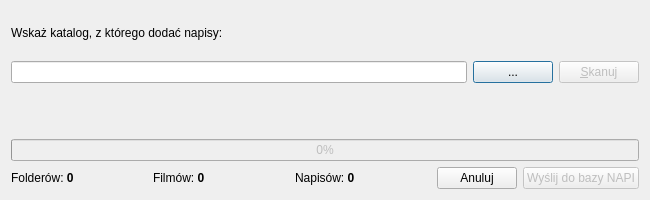
The window that ui/frmupload.ui (QNapi/qnapi) describes before a commit, drawn with Qt 5.
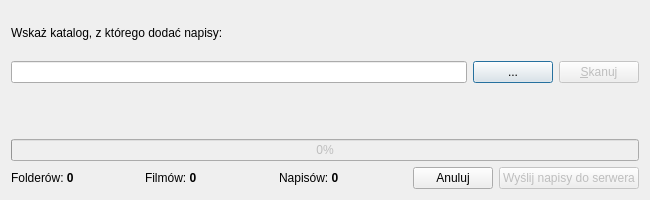
The same window after the commit. Icons and pictures are not drawn.

Diff of the .ui file:
```diff
--- a/ui/frmupload.ui
+++ b/ui/frmupload.ui
@@ -126,7 +126,7 @@
         </sizepolicy>
        </property>
        <property name="text" >
-        <string>Wyślij do bazy NAPI</string>
+        <string>Wyślij napisy do serwera</string>
        </property>
       </widget>
      </item>
```
Left out of the diff: 3 changed lines with no effect on the pictures.
